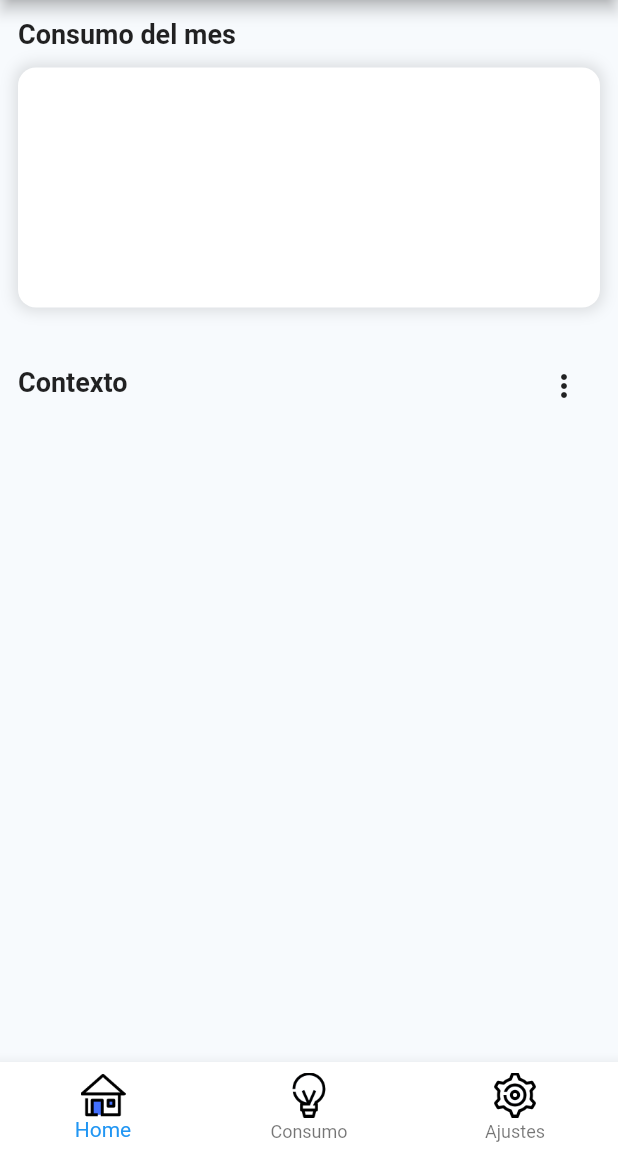
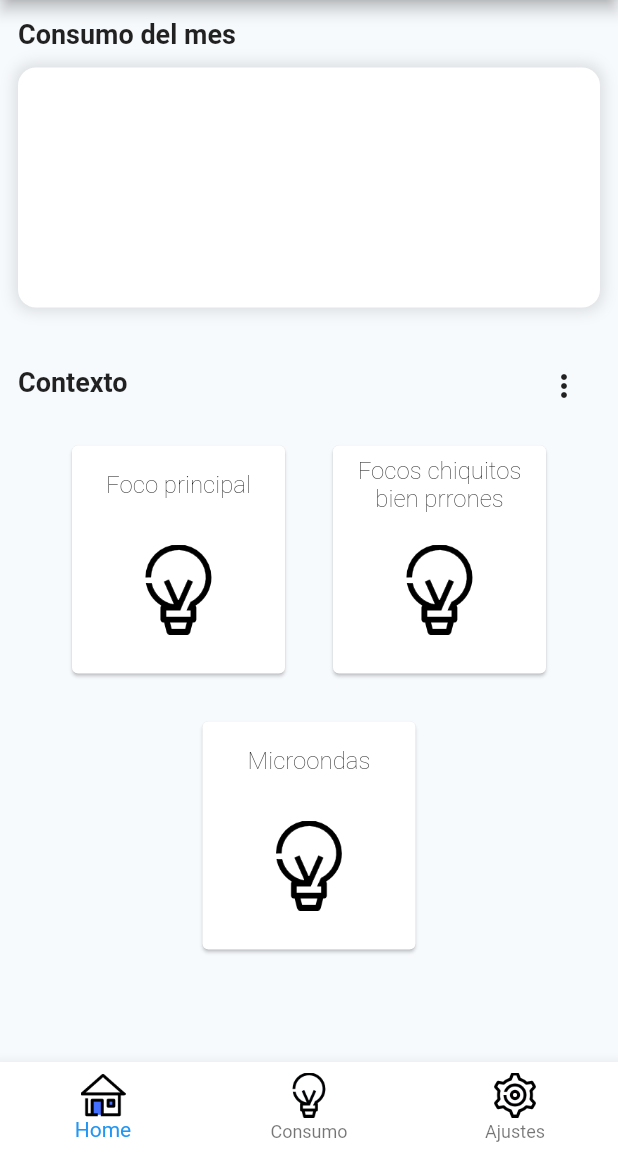
Before and after one commit to energy-berry/energy-berry-app, a Flutter app: the screen it shows after launch, on a phone screen of 412 x 824 dp, the part 84-1236 px from its top. Run offline on Flutter 3.47's test engine with Material 2 defaults, Android fonts, the phone set to English and light mode, and no system bars.

Commit message:
Context items with toggle. Layout and event

```diff
--- a/lib/views/home.dart
+++ b/lib/views/home.dart
@@ -1,7 +1,12 @@
+import 'package:energy_berry/widgets/context_item.dart';
 import 'package:energy_berry/widgets/context_picker.dart';
 import 'package:energy_berry/widgets/h1.dart';
 import 'package:flutter/material.dart';
 
+// View:
+//
+// Show general information about energy berry
+// like energy usage, contexts and context manipulation
 class Home extends StatelessWidget {
 
   @override
@@ -17,6 +22,16 @@ class Home extends StatelessWidget {
             ],
             color: Colors.white));
 
+    var grid = Wrap(
+      alignment: WrapAlignment.center,
+      crossAxisAlignment: WrapCrossAlignment.center,
+
+      children: <Widget>[
+        ContextItem("Foco principal"),
+        ContextItem("Focos chiquitos bien prrones"),
+        ContextItem("Microondas"),
+      ],
+    );
 
     return ListView(children: <Widget>[
       H1("Consumo del mes"),
@@ -36,6 +51,7 @@ class Home extends StatelessWidget {
         ],
       ),
 
+      grid
     ]);
   }
 }
--- a/lib/views/navigation_view.dart
+++ b/lib/views/navigation_view.dart
@@ -1,4 +1,5 @@
 import 'package:energy_berry/views/home.dart';
+import 'package:energy_berry/views/usage.dart';
 import 'package:flutter/material.dart';
 
 class NavigationView extends StatefulWidget {
@@ -13,8 +14,8 @@ class _NavigationViewState extends State<NavigationView> {
 
   final List<Widget> views = <Widget>[
     Home(),
-    Home(),
-    Home()
+    Usage(),
+    Usage()
   ];
 
   void _onNavigationTapped(int index) {
--- /dev/null
+++ b/lib/views/usage.dart
@@ -0,0 +1,10 @@
+import 'package:flutter/material.dart';
+
+class Usage extends StatelessWidget {
+
+  @override
+  Widget build(BuildContext context) {
+    return Container();
+  }
+
+}
--- /dev/null
+++ b/lib/widgets/context_item.dart
@@ -0,0 +1,65 @@
+import 'package:flutter/material.dart';
+
+// Widget:
+//
+// Card to manipulate an item in different home contexts
+class ContextItem extends StatefulWidget {
+  var title;
+  var activated;
+
+  ContextItem(this.title, {this.activated = false});
+
+  @override
+  _ContextItemState createState() => _ContextItemState();
+}
+
+class _ContextItemState extends State<ContextItem> {
+
+  void _onTap() {
+    var title = widget.title.toString();
+    var activated = widget.activated.toString();
+
+    print("$title esta en $activated");
+
+    setState(() {
+      widget.activated = !widget.activated;
+    });
+  }
+
+  @override
+  Widget build(BuildContext context) {
+    return Container(
+        margin: EdgeInsets.all(12),
+        width: 150,
+        child: Card(
+          color: widget.activated ? Color.fromARGB(255, 67, 111, 255) : Colors.white,
+          child: InkWell(
+            onTap: _onTap,
+            splashColor: Color.fromARGB(100, 67, 111, 255),
+            child: Container(
+              padding: EdgeInsets.all(6),
+              child: Column(
+                children: <Widget>[
+                  Container(
+                      alignment: Alignment(0, 0),
+                      height: 40,
+                      child: Text(widget.title,
+                          textAlign: TextAlign.center,
+                          style: TextStyle(
+                            color: widget.activated ? Colors.white : Colors.black,
+                            fontSize: 16,
+                            fontWeight: FontWeight.w100,
+                          ))),
+                  Container(
+                    padding: EdgeInsets.all(20),
+                    child: Image.asset(
+                      "assets/img/navigation/bulb.png",
+                      color: widget.activated ? Colors.white : Colors.black,
+                      width: 60,
+                    ),
+                  )
+                ],
+              ),
+        ))));
+  }
+}
--- a/lib/widgets/context_picker.dart
+++ b/lib/widgets/context_picker.dart
@@ -3,6 +3,9 @@ import 'package:flutter/material.dart';
 // This is the type used by the popup menu below.
 enum WhyFarther { harder, smarter, selfStarter, tradingCharter }
 
+// Widget:
+//
+// Picker to select home context
 class ContextPicker extends StatefulWidget {
   @override
   _ContextPickerState createState() => _ContextPickerState();
--- a/lib/widgets/h1.dart
+++ b/lib/widgets/h1.dart
@@ -1,5 +1,9 @@
 import 'package:flutter/material.dart';
 
+// Widget:
+
+// Text for important things
+// It's the equivalent of html h1's
 class H1 extends StatelessWidget {
 
   var title;
```
